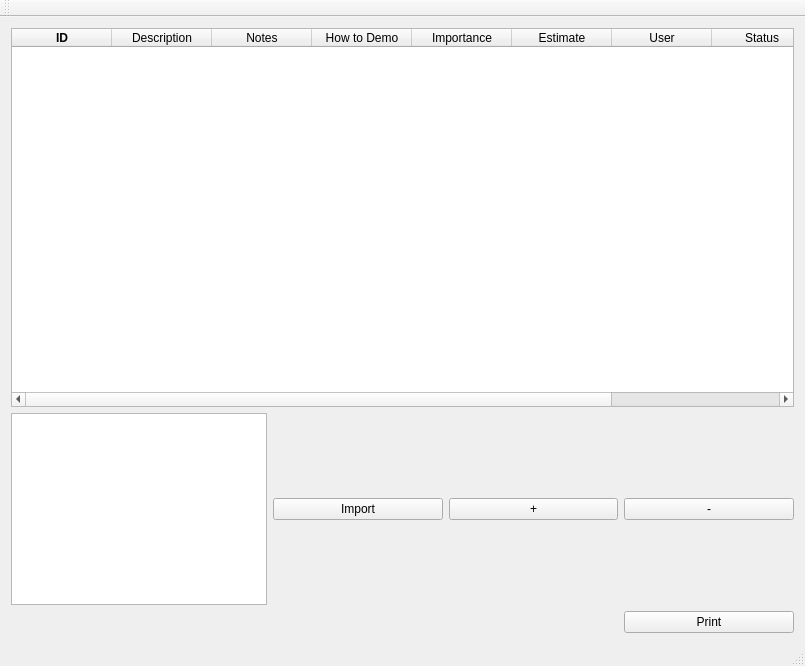
The window that mainwindow.ui (jmreyen/starfish) describes before a commit, drawn with Qt 5.
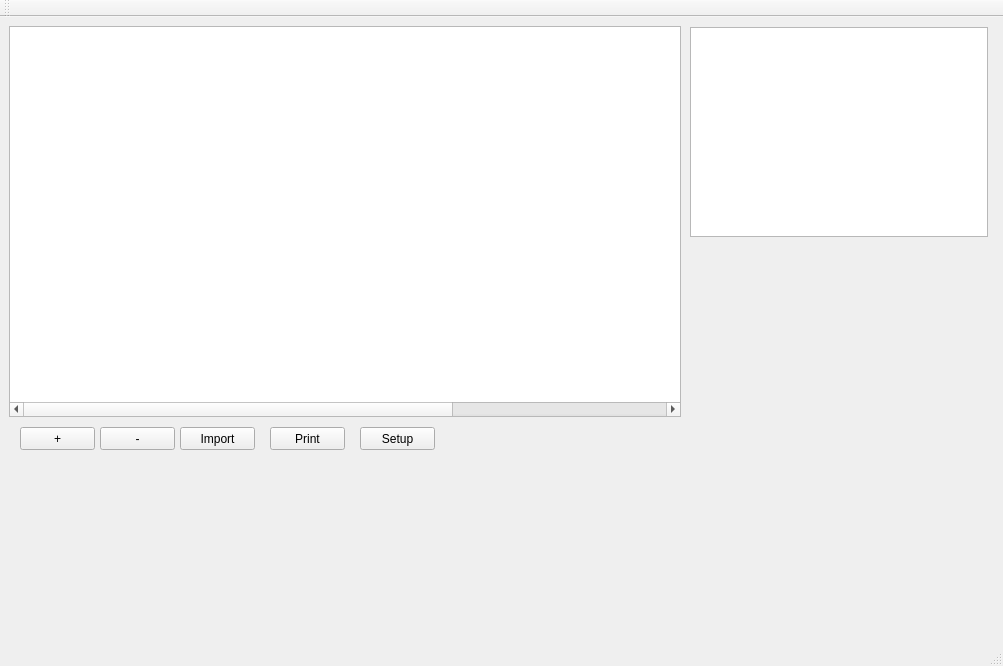
The same window after the commit. Icons and pictures are not drawn.

Diff of the .ui file:
```diff
--- a/mainwindow.ui
+++ b/mainwindow.ui
@@ -6,7 +6,7 @@
    <rect>
     <x>0</x>
     <y>0</y>
-    <width>805</width>
+    <width>1003</width>
     <height>666</height>
    </rect>
   </property>
@@ -20,9 +20,15 @@
    <string>MainWindow</string>
   </property>
   <widget class="QWidget" name="centralWidget">
-   <layout class="QGridLayout" name="gridLayout">
-    <item row="0" column="0" colspan="4">
      <widget class="QTableWidget" name="storyTable">
+    <property name="geometry">
+     <rect>
+      <x>9</x>
+      <y>9</y>
+      <width>672</width>
+      <height>391</height>
+     </rect>
+    </property>
       <property name="sizePolicy">
        <sizepolicy hsizetype="Minimum" vsizetype="Minimum">
         <horstretch>0</horstretch>
@@ -44,7 +50,7 @@
        <bool>true</bool>
       </property>
       <attribute name="horizontalHeaderVisible">
-       <bool>true</bool>
+     <bool>false</bool>
       </attribute>
       <attribute name="horizontalHeaderCascadingSectionResizes">
        <bool>false</bool>
@@ -100,16 +106,26 @@
       </column>
       <column>
        <property name="text">
-        <string>check</string>
+      <string/>
+     </property>
+     <property name="icon">
+      <iconset>
+       <normaloff>printer.png</normaloff>printer.png</iconset>
        </property>
       </column>
      </widget>
-    </item>
-    <item row="1" column="0">
      <widget class="QGraphicsView" name="cardView">
       <property name="enabled">
        <bool>true</bool>
       </property>
+    <property name="geometry">
+     <rect>
+      <x>690</x>
+      <y>10</y>
+      <width>298</width>
+      <height>210</height>
+     </rect>
+    </property>
       <property name="sizePolicy">
        <sizepolicy hsizetype="Fixed" vsizetype="Fixed">
         <horstretch>0</horstretch>
@@ -123,16 +139,28 @@
        <enum>Qt::ScrollBarAlwaysOff</enum>
       </property>
      </widget>
-    </item>
-    <item row="1" column="1">
      <widget class="QPushButton" name="importButton">
+    <property name="geometry">
+     <rect>
+      <x>180</x>
+      <y>410</y>
+      <width>75</width>
+      <height>23</height>
+     </rect>
+    </property>
       <property name="text">
        <string>Import</string>
       </property>
      </widget>
-    </item>
-    <item row="1" column="2">
      <widget class="QPushButton" name="addRowButton">
+    <property name="geometry">
+     <rect>
+      <x>20</x>
+      <y>410</y>
+      <width>75</width>
+      <height>23</height>
+     </rect>
+    </property>
       <property name="text">
        <string>+</string>
       </property>
@@ -140,9 +168,15 @@
        <string>buttonGroup_2</string>
       </attribute>
      </widget>
-    </item>
-    <item row="1" column="3">
      <widget class="QPushButton" name="removeRowButton">
+    <property name="geometry">
+     <rect>
+      <x>100</x>
+      <y>410</y>
+      <width>75</width>
+      <height>23</height>
+     </rect>
+    </property>
       <property name="text">
        <string>-</string>
       </property>
@@ -150,15 +184,32 @@
        <string>buttonGroup_2</string>
       </attribute>
      </widget>
-    </item>
-    <item row="2" column="3">
      <widget class="QPushButton" name="printButton">
+    <property name="geometry">
+     <rect>
+      <x>270</x>
+      <y>410</y>
+      <width>75</width>
+      <height>23</height>
+     </rect>
+    </property>
       <property name="text">
        <string>Print</string>
       </property>
      </widget>
-    </item>
-   </layout>
+   <widget class="QPushButton" name="setupButton">
+    <property name="geometry">
+     <rect>
+      <x>360</x>
+      <y>410</y>
+      <width>75</width>
+      <height>23</height>
+     </rect>
+    </property>
+    <property name="text">
+     <string>Setup</string>
+    </property>
+   </widget>
   </widget>
   <widget class="QMenuBar" name="menuBar">
    <property name="geometry">
```
Left out of the diff: 4 changed lines with no effect on the pictures. Lines whose indentation alone changed are shown as unchanged.
